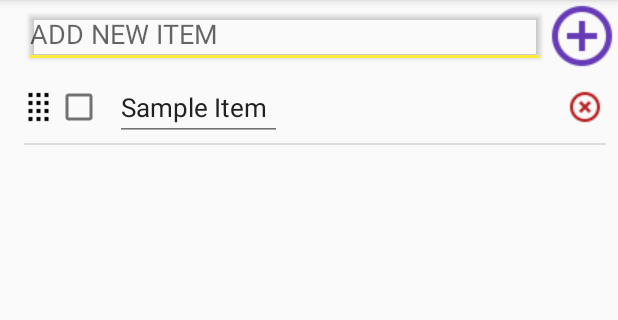
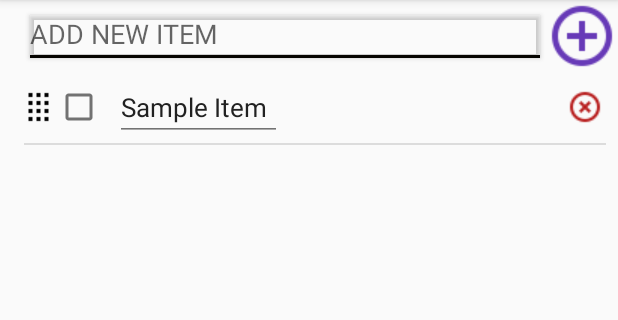
Before and after one commit to roman-trokachevskyi/DevColibriRep, an Android app: the screen it shows after launch (MainActivity), after a tap on "Sort cheked", on a phone screen of 412 x 824 dp, the part 84-404 px from its top. Run offline under Robolectric (Android 15) with nearby library versions, the phone set to English and light mode, and no system bars; network calls fail.

Commit message:
Theme refactor, full sort methid refactored

```diff
--- a/ToBuy/app/src/main/java/com/rodico/duke0808/tobuy/Adapter/MyAdapter.java
+++ b/ToBuy/app/src/main/java/com/rodico/duke0808/tobuy/Adapter/MyAdapter.java
@@ -65,6 +65,9 @@ public class MyAdapter extends DragNDropSimpleAdapter {
     public void onItemDrop(DragNDropListView parent, View view, int startPosition, int endPosition, long id) {
         MainActivity.currentList.fromTo(startPosition,endPosition);
         MainActivity.currentList.checkedDown();
+        MainActivity.currentList.reIndex();
+        MainActivity.currentList.checkedDown();
+
         MainActivity.agressiveSave();
         super.onItemDrop(parent, view, startPosition, endPosition, id);
     }
--- a/ToBuy/app/src/main/java/com/rodico/duke0808/tobuy/Adapter/MyList.java
+++ b/ToBuy/app/src/main/java/com/rodico/duke0808/tobuy/Adapter/MyList.java
@@ -27,6 +27,7 @@ public class MyList implements Serializable{
     public void addItem(Item item){
         item.setParent(this);
         list.add(0, item);
+        checkedDown();
         reIndex();
     }
 
@@ -78,6 +79,15 @@ public class MyList implements Serializable{
     }
     public void reIndex(){
         firstCheckedInd=0;
+        for (int i=0;i<list.size();i++){
+            for (int j=0;j<list.size()-1;j++){
+                if (list.get(j).isChecked()&&!list.get(j+1).isChecked()){
+                    Item item = list.get(j);
+                    list.set(j,list.get(j+1));
+                    list.set(j+1,item);
+                }
+            }
+        }
         for (int i=0;i<list.size();i++) {
             list.get(i).setCurrent_position(i);
             if (firstCheckedInd==0&&list.get(i).isChecked()){
@@ -95,6 +105,8 @@ public class MyList implements Serializable{
     }
 
     public void sortChecked(){
+        checkedDown();
+        reIndex();
         for (int i=firstCheckedInd;i<list.size();i++){
             for (int j=firstCheckedInd;j<list.size()-1;j++){
                 String sj = list.get(j).getLabel();
--- a/ToBuy/app/src/main/res/values/colors.xml
+++ b/ToBuy/app/src/main/res/values/colors.xml
@@ -2,7 +2,7 @@
 <resources>
     <color name="colorPrimary">#673AB7</color>
     <color name="colorPrimaryDark">#512DA8</color>
-    <color name="colorAccent">#FFEB3B</color>
+    <color name="colorAccent">#050400</color>
     <color name="textColorPrimary">#212121</color>
     <color name="textColor">#000000</color>
     <color name="textColorSecondary">#727272</color>
```
